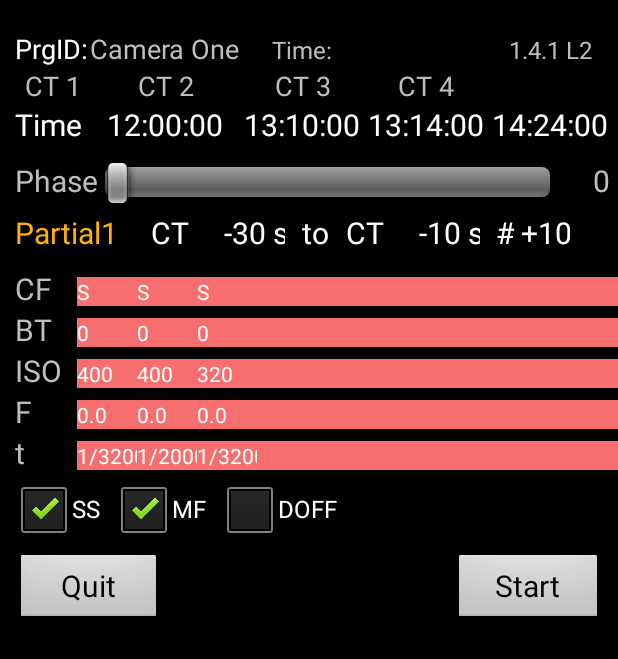
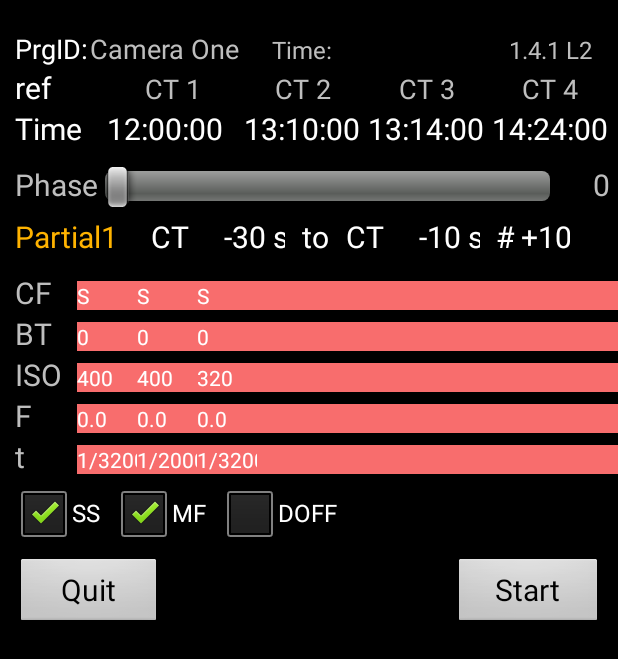
Before and after one commit to pyzahl/SoFiMagic, an Android app: the screen it shows after launch (SettingsActivity), on a phone screen of 412 x 824 dp. Shown: the top 659 px of the screen. Run offline under Robolectric (Android 15) with nearby library versions, the phone set to English and light mode, and no system bars; libraries missing offline, so code that uses them is left out: com.sony.scalar; pictures from the network do not load; 9 statements that could not run were skipped.

```diff
--- a/app/src/main/res/layout/activity_settings.xml
+++ b/app/src/main/res/layout/activity_settings.xml
@@ -53,6 +53,15 @@
                         android:textSize="16sp" />
                 </TableRow>
                 <TableRow>
+                    <TextView
+                        android:id="@+id/lblCTime"
+                        android:layout_width="50dp"
+                        android:textAppearance="?android:attr/textAppearanceMedium"
+                        android:layout_height="wrap_content"
+                        android:layout_marginLeft="10dp"
+                        android:gravity="center_vertical"
+                        android:text="ref"
+                        android:textSize="20sp" />
                     <TextView
                         android:id="@+id/lblC1"
                         android:layout_width="25dp"
```
Also changed, not shown: 1 other file.
